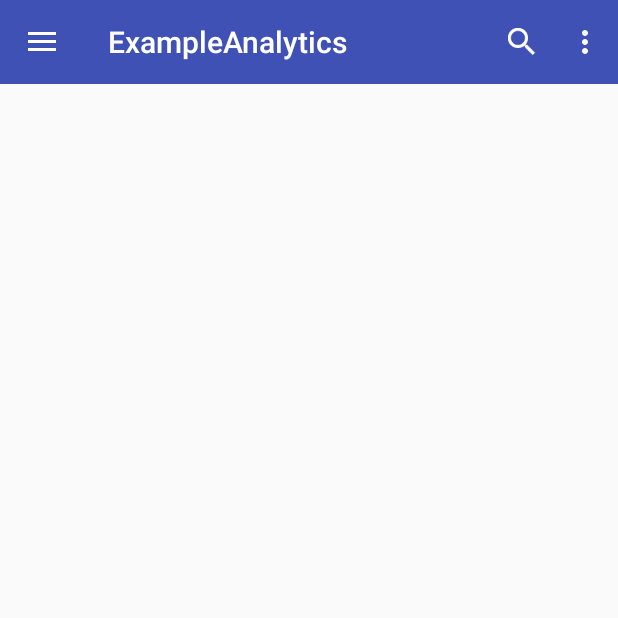
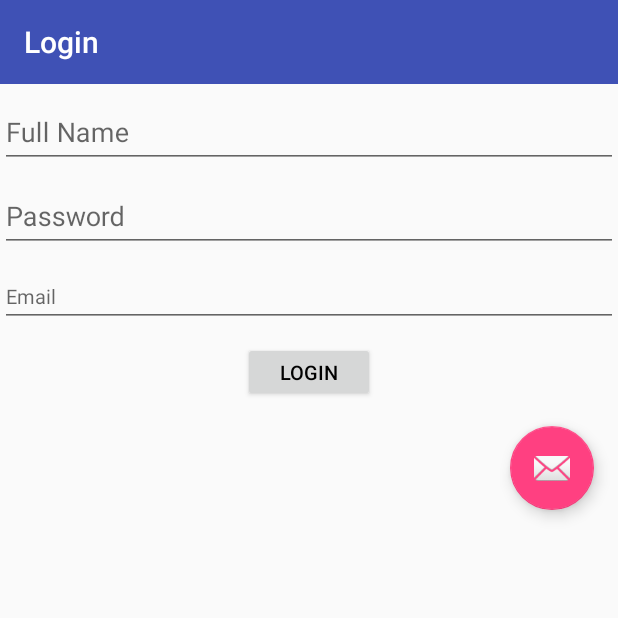
Before and after one commit to locnd56/android-learning-bestpractices, an Android app: the screen it shows after launch (MainActivity before the commit, Login after it), on a phone screen of 412 x 824 dp, the top half of it. Run offline under Robolectric (Android 15) with nearby library versions, the phone set to English and light mode, and no system bars; 1 statement that could not run was skipped.

Commit message:
create Login Activity using text input layout library

```diff
--- a/app/src/main/AndroidManifest.xml
+++ b/app/src/main/AndroidManifest.xml
@@ -16,8 +16,7 @@
         android:icon="@mipmap/ic_launcher"
         android:label="@string/app_name"
         android:theme="@style/MyMaterialTheme">
-        <activity
-            android:name=".MainActivity"
+        <activity android:name="Login">
             android:label="@string/app_name">
             <intent-filter>
                 <action android:name="android.intent.action.MAIN" />
@@ -25,7 +24,8 @@
                 <category android:name="android.intent.category.LAUNCHER" />
             </intent-filter>
         </activity>
-        <activity android:name="test.TestActivity"></activity>
+        <activity android:name=".MainActivity"></activity>
+
 
         <meta-data
             android:name="com.google.android.gms.version"
--- /dev/null
+++ b/app/src/main/java/com/example/exampleanalytics/Login.java
@@ -0,0 +1,101 @@
+package com.example.exampleanalytics;
+
+import android.content.Intent;
+import android.os.Bundle;
+import android.os.Handler;
+import android.support.design.widget.Snackbar;
+import android.support.v7.app.AppCompatActivity;
+import android.support.v7.widget.Toolbar;
+import android.view.View;
+import android.widget.Button;
+import android.widget.Toast;
+
+import com.example.exampleanalytics.customview.EditText_InputEmail;
+import com.example.exampleanalytics.customview.EditText_InputName;
+import com.example.exampleanalytics.customview.EditText_InputPassword;
+import com.example.exampleanalytics.utils.Utils;
+
+/**
+ * Created by Mr.Incredible on 2/22/2016.
+ */
+public class Login extends AppCompatActivity {
+    static final int TIME_DELAYED = 2000;
+    static final String USERNAME = "LocNguyen";
+    static final String PASSWORD = "12345";
+
+    Toolbar toolbar;
+    EditText_InputName edt_inputName;
+    EditText_InputEmail edt_inputEmail;
+    EditText_InputPassword edt_inputPassword;
+    Button btn_login;
+    boolean doubleClickToExit = false;
+
+    @Override
+    protected void onCreate(Bundle savedInstanceState) {
+        super.onCreate(savedInstanceState);
+        setContentView(R.layout.login);
+        initView();
+        initData();
+        Utils.hideKeyBoardWhenClickOutSide(this, findViewById(R.id.ll_login));
+        initListener();
+    }
+
+    private void initView() {
+        toolbar = (Toolbar) findViewById(R.id.toolbar_login);
+        setSupportActionBar(toolbar);
+        getSupportActionBar().setDisplayHomeAsUpEnabled(false);
+        getSupportActionBar().setTitle(R.string.login);
+        edt_inputName = (EditText_InputName) findViewById(R.id.edt_login_inputname);
+        edt_inputPassword = (EditText_InputPassword) findViewById(R.id.edt_login_inputpassword);
+        edt_inputEmail = (EditText_InputEmail) findViewById(R.id.edt_login_inputemail);
+        btn_login = (Button) findViewById(R.id.btn_login);
+    }
+
+    private void initData() {
+
+    }
+
+    private void initListener() {
+        try {
+            btn_login.setOnClickListener(new View.OnClickListener() {
+                @Override
+                public void onClick(View v) {
+                    if (edt_inputEmail.validateEmail(Login.this) && edt_inputName.validateName(Login.this) && edt_inputPassword.validatePassword(Login.this)) {
+                        if (edt_inputName.getEdt_inputname().getText().toString().equals(USERNAME) && edt_inputPassword.getEdt_inputpassword().getText().toString().equals(PASSWORD)) {
+                            actionWhenLoginSuccessful();
+                        } else {
+                            actionWhenLoginFailed();
+                        }
+                    }
+                }
+            });
+        } catch (Exception e) {
+            CustomApplication.getInstance().trackException(e);
+        }
+    }
+
+    private void actionWhenLoginFailed() {
+        Snackbar.make(btn_login, "Login failed!", Snackbar.LENGTH_SHORT).setAction("", null).show();
+    }
+
+    private void actionWhenLoginSuccessful() {
+        Intent intent = new Intent(Login.this, MainActivity.class);
+        startActivity(intent);
+    }
+
+    @Override
+    public void onBackPressed() {
+        if (doubleClickToExit) {
+            super.onBackPressed();
+            return;
+        }
+        Toast.makeText(this, "Click again to exit app", Toast.LENGTH_SHORT).show();
+        doubleClickToExit = true;
+        (new Handler()).postDelayed(new Runnable() {
+            @Override
+            public void run() {
+                doubleClickToExit = false;
+            }
+        }, TIME_DELAYED);
+    }
+}
--- /dev/null
+++ b/app/src/main/java/com/example/exampleanalytics/customview/EditText_InputEmail.java
@@ -0,0 +1,59 @@
+package com.example.exampleanalytics.customview;
+
+import android.app.Service;
+import android.content.Context;
+import android.support.design.widget.TextInputLayout;
+import android.text.TextUtils;
+import android.util.AttributeSet;
+import android.view.LayoutInflater;
+import android.widget.EditText;
+import android.widget.LinearLayout;
+
+import com.example.exampleanalytics.R;
+
+/**
+ * Created by Mr.Incredible on 2/22/2016.
+ */
+public class EditText_InputEmail extends LinearLayout {
+    TextInputLayout text_inputlayout_email;
+    EditText edt_inputemail;
+
+    public EditText_InputEmail(Context context, AttributeSet attrs) {
+        super(context, attrs);
+        initView(context);
+//        initData(context);
+    }
+
+    private void initView(Context context) {
+        LayoutInflater inflater = (LayoutInflater) context.getSystemService(Service.LAYOUT_INFLATER_SERVICE);
+        inflater.inflate(R.layout.edt_inputemail, this);
+        edt_inputemail = (EditText) findViewById(R.id.edt_inputemail);
+        text_inputlayout_email = (TextInputLayout) findViewById(R.id.input_layout_email);
+    }
+
+    private void initData(Context context) {
+        validateEmail(context);
+    }
+
+    public boolean validateEmail(Context context) {
+        String email = edt_inputemail.getText().toString().trim();
+
+        if (email.isEmpty() || !isValidEmail(email)) {
+            edt_inputemail.setError(context.getString(R.string.err_msg_email));
+            edt_inputemail.requestFocus();
+            return false;
+        } else {
+            text_inputlayout_email.setErrorEnabled(false);
+        }
+
+        return true;
+    }
+
+    public EditText getEdt_inputemail() {
+        return edt_inputemail;
+    }
+
+    private static boolean isValidEmail(String email) {
+        return !TextUtils.isEmpty(email) && android.util.Patterns.EMAIL_ADDRESS.matcher(email).matches();
+    }
+}
--- /dev/null
+++ b/app/src/main/java/com/example/exampleanalytics/customview/EditText_InputName.java
@@ -0,0 +1,52 @@
+package com.example.exampleanalytics.customview;
+
+import android.app.Service;
+import android.content.Context;
+import android.support.design.widget.TextInputLayout;
+import android.util.AttributeSet;
+import android.view.LayoutInflater;
+import android.widget.EditText;
+import android.widget.LinearLayout;
+
+import com.example.exampleanalytics.R;
+
+/**
+ * Created by Mr.Incredible on 2/22/2016.
+ */
+public class EditText_InputName extends LinearLayout {
+    TextInputLayout text_inputlayout_name;
+    EditText edt_inputname;
+
+    public EditText_InputName(Context context, AttributeSet attrs) {
+        super(context, attrs);
+        initView(context);
+//        initData(context);
+    }
+
+    private void initView(Context context) {
+        LayoutInflater inflater = (LayoutInflater) context.getSystemService(Service.LAYOUT_INFLATER_SERVICE);
+        inflater.inflate(R.layout.edt_inputname, this);
+        text_inputlayout_name = (TextInputLayout) findViewById(R.id.input_layout_name);
+        edt_inputname = (EditText) findViewById(R.id.edt_inputname);
+    }
+
+    public void initData(Context context) {
+        validateName(context);
+    }
+
+    public boolean validateName(Context context) {
+        if (edt_inputname.getText().toString().trim().isEmpty()) {
+            text_inputlayout_name.setError(context.getString(R.string.err_msg_name));
+            edt_inputname.requestFocus();
+            return false;
+        } else {
+            text_inputlayout_name.setErrorEnabled(false);
+        }
+
+        return true;
+    }
+
+    public EditText getEdt_inputname() {
+        return edt_inputname;
+    }
+}
--- /dev/null
+++ b/app/src/main/java/com/example/exampleanalytics/customview/EditText_InputPassword.java
@@ -0,0 +1,53 @@
+package com.example.exampleanalytics.customview;
+
+import android.app.Service;
+import android.content.Context;
+import android.support.design.widget.TextInputLayout;
+import android.util.AttributeSet;
+import android.view.LayoutInflater;
+import android.widget.EditText;
+import android.widget.LinearLayout;
+
+import com.example.exampleanalytics.R;
+
+/**
+ * Created by Mr.Incredible on 2/22/2016.
+ */
+public class EditText_InputPassword extends LinearLayout {
+    TextInputLayout text_inputlayout_password;
+    EditText edt_inputpassword;
+
+    public EditText_InputPassword(Context context, AttributeSet attrs) {
+        super(context, attrs);
+        initView(context);
+//        initData(context);
+    }
+
+    private void initView(Context context) {
+        LayoutInflater inflater = (LayoutInflater) context.getSystemService(Service.LAYOUT_INFLATER_SERVICE);
+        inflater.inflate(R.layout.edt_inputpassword, this);
+        edt_inputpassword = (EditText) findViewById(R.id.edt_inputpassword);
+        text_inputlayout_password = (TextInputLayout) findViewById(R.id.input_layout_password);
+    }
+
+    private void initData(Context context) {
+        validatePassword(context);
+    }
+
+    public boolean validatePassword(Context context) {
+        if (edt_inputpassword.getText().toString().trim().isEmpty()) {
+            text_inputlayout_password.setError(context.getString(R.string.err_msg_password));
+            edt_inputpassword.requestFocus();
+            return false;
+        } else {
+            text_inputlayout_password.setErrorEnabled(false);
+        }
+
+        return true;
+    }
+
+    public EditText getEdt_inputpassword() {
+        return edt_inputpassword;
+    }
+
+}
--- /dev/null
+++ b/app/src/main/java/com/example/exampleanalytics/utils/Utils.java
@@ -0,0 +1,53 @@
+package com.example.exampleanalytics.utils;
+
+import android.app.Activity;
+import android.view.MotionEvent;
+import android.view.View;
+import android.view.ViewGroup;
+import android.view.inputmethod.InputMethodManager;
+import android.widget.EditText;
+
+import com.example.exampleanalytics.abstracts.AbstractFragment;
+
+/**
+ * Created by Mr.Incredible on 2/22/2016.
+ */
+public class Utils {
+    public static void hideKeyBoardWhenClickOutSide(final Activity activity, View view) {
+        if (!(view instanceof EditText)) {
+
+            view.setOnTouchListener(new View.OnTouchListener() {
+
+                public boolean onTouch(View v, MotionEvent event) {
+                    hideSoftKeyboard(activity);
+                    return false;
+                }
+
+            });
+        }
+        if (view instanceof ViewGroup) {
+
+            for (int i = 0; i < ((ViewGroup) view).getChildCount(); i++) {
+
+                View innerView = ((ViewGroup) view).getChildAt(i);
+
+                hideKeyBoardWhenClickOutSide(activity, innerView);
+            }
+        }
+    }
+
+    public static View getCurrentView(Activity activity) {
+        if (activity instanceof Activity) {
+            return activity.getCurrentFocus();
+        } else {
+            AbstractFragment abstractFragment = new AbstractFragment();
+            return abstractFragment.getMainActivity().getCurrentFocus();
+        }
+
+    }
+
+    public static void hideSoftKeyboard(Activity activity) {
+        InputMethodManager inputMethodManager = (InputMethodManager) activity.getSystemService(Activity.INPUT_METHOD_SERVICE);
+        inputMethodManager.hideSoftInputFromWindow(activity.getCurrentFocus().getWindowToken(), 0);
+    }
+}
--- /dev/null
+++ b/app/src/main/res/layout/edt_inputemail.xml
@@ -0,0 +1,16 @@
+<?xml version="1.0" encoding="utf-8"?>
+<android.support.design.widget.TextInputLayout xmlns:android="http://schemas.android.com/apk/res/android"
+    android:id="@+id/input_layout_email"
+    android:layout_width="match_parent"
+    android:focusable="true"
+    android:focusableInTouchMode="true"
+    android:layout_height="wrap_content">
+
+    <EditText
+        android:id="@+id/edt_inputemail"
+        style="@style/EditTextStyle"
+        android:layout_width="match_parent"
+        android:layout_height="wrap_content"
+        android:hint="@string/hint_email" />
+
+</android.support.design.widget.TextInputLayout>
--- /dev/null
+++ b/app/src/main/res/layout/edt_inputname.xml
@@ -0,0 +1,15 @@
+<?xml version="1.0" encoding="utf-8"?>
+<android.support.design.widget.TextInputLayout xmlns:android="http://schemas.android.com/apk/res/android"
+    android:id="@+id/input_layout_name"
+    android:layout_width="match_parent"
+    android:layout_height="wrap_content"
+    android:focusable="true"
+    android:focusableInTouchMode="true">
+
+    <EditText
+        android:id="@+id/edt_inputname"
+        android:layout_width="match_parent"
+        android:layout_height="wrap_content"
+        android:hint="@string/hint_name" />
+
+</android.support.design.widget.TextInputLayout>
--- /dev/null
+++ b/app/src/main/res/layout/edt_inputpassword.xml
@@ -0,0 +1,15 @@
+<?xml version="1.0" encoding="utf-8"?>
+<android.support.design.widget.TextInputLayout xmlns:android="http://schemas.android.com/apk/res/android"
+    android:id="@+id/input_layout_password"
+    android:layout_width="match_parent"
+    android:layout_height="wrap_content"
+    android:focusable="true"
+    android:focusableInTouchMode="true">
+
+    <EditText
+        android:id="@+id/edt_inputpassword"
+        android:layout_width="match_parent"
+        android:layout_height="wrap_content"
+        android:hint="@string/hint_password" />
+
+</android.support.design.widget.TextInputLayout>
--- /dev/null
+++ b/app/src/main/res/layout/login.xml
@@ -0,0 +1,44 @@
+<?xml version="1.0" encoding="utf-8"?>
+<LinearLayout xmlns:android="http://schemas.android.com/apk/res/android"
+    android:id="@+id/ll_login"
+    android:layout_width="match_parent"
+    android:layout_height="match_parent"
+    android:orientation="vertical">
+
+    <include
+        android:id="@+id/toolbar_login"
+        layout="@layout/login_toolbar" />
+
+    <com.example.exampleanalytics.customview.EditText_InputName
+        android:id="@+id/edt_login_inputname"
+        android:layout_width="match_parent"
+        android:layout_height="wrap_content"></com.example.exampleanalytics.customview.EditText_InputName>
+
+    <com.example.exampleanalytics.customview.EditText_InputPassword
+        android:id="@+id/edt_login_inputpassword"
+        android:layout_width="match_parent"
+        android:layout_height="wrap_content"></com.example.exampleanalytics.customview.EditText_InputPassword>
+
+    <com.example.exampleanalytics.customview.EditText_InputEmail
+        android:id="@+id/edt_login_inputemail"
+        android:layout_width="match_parent"
+        android:layout_height="wrap_content"></com.example.exampleanalytics.customview.EditText_InputEmail>
+
+    <Button
+        android:id="@+id/btn_login"
+        style="@style/Button_Style"
+        android:layout_width="wrap_content"
+        android:layout_height="wrap_content"
+        android:layout_gravity="center_horizontal"
+        android:layout_marginTop="10dp"
+        android:text="Login" />
+
+    <android.support.design.widget.FloatingActionButton
+        android:id="@+id/floatingActionButton"
+        android:layout_width="wrap_content"
+        android:layout_height="wrap_content"
+        android:layout_gravity="bottom|end"
+        android:layout_margin="@dimen/fab_margin"
+        android:src="@android:drawable/ic_dialog_email" />
+
+</LinearLayout>
--- /dev/null
+++ b/app/src/main/res/layout/login_toolbar.xml
@@ -0,0 +1,11 @@
+<?xml version="1.0" encoding="utf-8"?>
+<android.support.v7.widget.Toolbar xmlns:android="http://schemas.android.com/apk/res/android"
+    xmlns:local="http://schemas.android.com/apk/res-auto"
+    android:id="@+id/toolbar"
+    android:layout_width="match_parent"
+    android:layout_height="wrap_content"
+    android:background="?attr/colorPrimary"
+    android:gravity="center"
+    android:minHeight="?attr/actionBarSize"
+    local:popupTheme="@style/ThemeOverlay.AppCompat.Light"
+    local:theme="@style/ThemeOverlay.AppCompat.Dark.ActionBar" />
--- a/app/src/main/res/values/strings.xml
+++ b/app/src/main/res/values/strings.xml
@@ -19,4 +19,15 @@
     <string name="title_messages">Messages</string>
     <string name="title_friends">Friends</string>
     <string name="title_home">Home</string>
+    <string name="hint_name">Full Name</string>
+    <string name="hint_email">Email</string>
+    <string name="hint_password">Password</string>
+    <string name="btn_sign_up">Sign Up</string>
+    <string name="login">Login</string>
+
+    <!--Error-->
+    <string name="err_msg_name">Enter your full name</string>
+    <string name="err_msg_email">Enter valid email address</string>
+    <string name="err_msg_password">Enter the password</string>
+
 </resources>
--- a/app/src/main/res/values/styles.xml
+++ b/app/src/main/res/values/styles.xml
@@ -39,11 +39,20 @@
     </style>
 
     <style name="EditTextStyle">
-
+        <item name="android:textSize">13sp</item>
+        <item name="android:textColor">@color/colorPrimary</item>
     </style>
 
     <style name="ImageButtonStyle">
 
     </style>
 
+    <style name="Button_Style">
+        <item name="android:textSize">13sp</item>
+        <item name="android:textColor">@android:color/black</item>
+        <item name="android:minHeight">40dp</item>
+        <item name="android:paddingLeft">10dp</item>
+        <item name="android:paddingRight">10dp</item>
+    </style>
+
 </resources>
```
Also changed, not shown: app/src/main/ic_profile-web.png (deleted), app/src/main/ic_search-web.png (deleted), app/src/main/res/mipmap-hdpi/ic_help.png (added), app/src/main/res/mipmap-mdpi/ic_help.png (added), app/src/main/res/mipmap-xhdpi/ic_help.png (added), app/src/main/res/mipmap-xxhdpi/ic_help.png (added), app/src/main/res/mipmap-xxxhdpi/ic_help.png (added).
